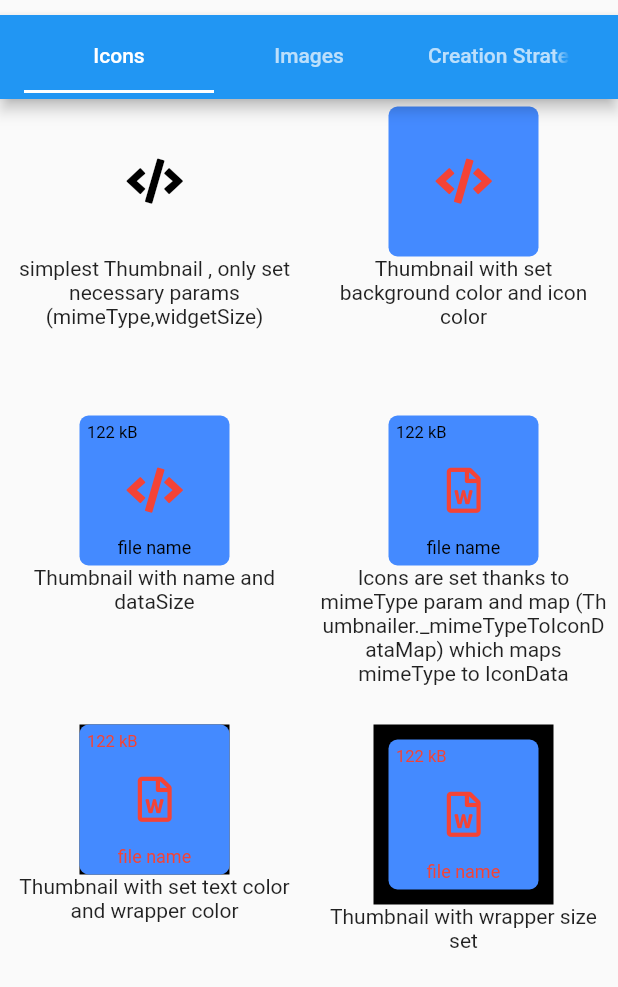
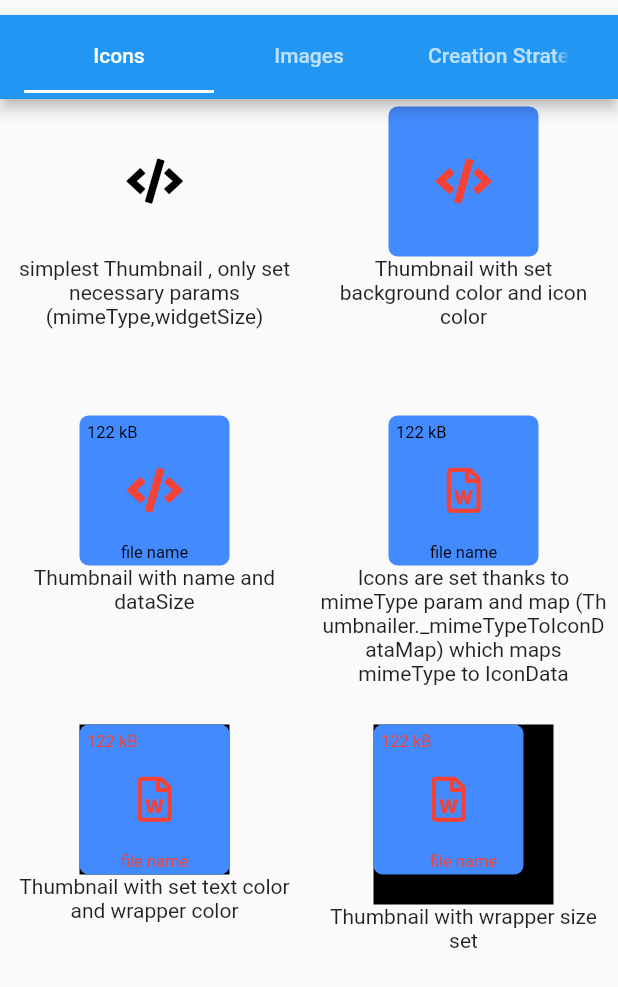
Before and after one commit to 4Q-s-r-o/thumbnailer, a Flutter app: the screen it shows after launch, on a phone screen of 412 x 824 dp. Shown: the top 987 px of the screen. Run offline on Flutter 3.47's test engine with Material 2 defaults, Android fonts, the light colour scheme and no system bars; our stand-ins replace font_awesome_flutter, native_pdf_renderer; missing offline and left inert: spreadsheet_decoder.

Commit message:
Adding the onlyName parameter, modifying the display of the file name

```diff
--- a/lib/thumbnailer.dart
+++ b/lib/thumbnailer.dart
@@ -334,8 +334,8 @@ class Thumbnailer {
 /// strategies in [Thumbnailer._generationStrategies] has to be aware of null value
 class Thumbnail extends StatefulWidget {
   ///constructor
-  const Thumbnail({
-    @required this.mimeType,
+  const Thumbnail(
+      {@required this.mimeType,
       @required this.widgetSize,
       this.dataResolver,
       Key key,
@@ -345,7 +345,8 @@ class Thumbnail extends StatefulWidget {
       this.onlyIcon,
       this.useWaterMark,
       this.useWrapper,
-  }) : super(key: key);
+      this.onlyName})
+      : super(key: key);
 
   /// If non-null, the style to use for this thumbnail.
   final WidgetDecoration decoration;
@@ -373,6 +374,9 @@ class Thumbnail extends StatefulWidget {
 
   /// Should be thumbnail wrapped
   final bool useWrapper;
+
+  /// Show only name for watermark thumbnail
+  final bool onlyName;
 
   @override
   ThumbnailState createState() => ThumbnailState();
@@ -409,10 +413,12 @@ class ThumbnailState extends State<Thumbnail> {
         future: _thumbnailFuture,
         builder: (BuildContext context, AsyncSnapshot<Widget> snapshot) {
           if (snapshot.hasError) {
+            // ignore: only_throw_errors
             throw snapshot.error;
           }
           if (snapshot.connectionState == ConnectionState.done) {
-            return _wrapThumbnail(_applyMetadataWatermark(snapshot.data ?? _createIcon()));
+            return _wrapThumbnail(_applyMetadataWatermark(
+                widget?.onlyName ?? false ? snapshot?.data : snapshot?.data ?? _createIcon()));
           } else {
             return Container(
               child: const Center(child: CircularProgressIndicator()),
@@ -425,7 +431,8 @@ class ThumbnailState extends State<Thumbnail> {
         },
       );
     } else {
-      return _wrapThumbnail(_applyMetadataWatermark(_createIcon()));
+      return _wrapThumbnail(
+          _applyMetadataWatermark(widget?.onlyName ?? false ? null : _createIcon()));
     }
   }
 
@@ -483,8 +490,11 @@ class ThumbnailState extends State<Thumbnail> {
   }
 
   ///Applies watermark (file name and file size) on widget if (widget.useWaterMark ?? true)
+  ///Applies watermark (file name) on widget if (widget.onlyName ?? true)
   ///Positions of name and dataSize are fixed
   Widget _applyMetadataWatermark(Widget thumbnail) {
+    final double heightWidget = widget.widgetSize * (widget?.onlyName ?? false ? 1 : 0.35);
+    final int numberOfLinesInNameWidget = (heightWidget - 5) ~/ 11;
     if (widget.useWaterMark ?? true) {
       return Center(
         child: Stack(
@@ -498,38 +508,65 @@ class ThumbnailState extends State<Thumbnail> {
               ),
               child: thumbnail,
             ),
-            if (widget.name != null)
-              Positioned(
-                bottom: 5,
-                left: 0,
-                right: 0,
-                child: Container(
-                  width: widget.widgetSize,
-                  child: Padding(
-                    padding: const EdgeInsets.only(left: 5, right: 5),
-                    child: Center(
-                      child: Text(
-                        '${widget.name}',
-                        style: TextStyle(
-                          fontSize: 12,
-                          color: widget.decoration?.textColor ?? Colors.black,
-                        ),
-                      ),
-                    ),
-                  ),
-                ),
-              ),
-            if (widget.dataSize != null)
-              Positioned(
-                top: 5,
-                left: 5,
+            Column(
+              children: <Widget>[
+                if (widget.dataSize != null && !(widget?.onlyName ?? false))
+                  Container(
+                    height: heightWidget,
+                    child: Column(
+                      children: <Widget>[
+                        Row(
+                          mainAxisAlignment: MainAxisAlignment.start,
+                          children: <Widget>[
+                            Container(
+                              padding: const EdgeInsets.only(left: 5.0, top: 5.0),
                               child: Text(
                                 '${(widget.dataSize / 1024).floor()} kB',
+                                overflow: TextOverflow.ellipsis,
                                 style: TextStyle(
                                   fontSize: 11,
                                   color: widget.decoration?.textColor ?? Colors.black,
                                 ),
                               ),
+                            ),
+                            Container(),
+                          ],
+                        ),
+                      ],
+                    ),
+                  ),
+                if (!(widget?.onlyName ?? false))
+                  Container(
+                    height: 0.3 * widget.widgetSize,
+                  ),
+                if (widget.name != null)
+                  Container(
+                    height: heightWidget,
+                    child: Container(
+                      padding: const EdgeInsets.only(left: 5.0, right: 5, top: 2, bottom: 3),
+                      height: (numberOfLinesInNameWidget * 11.0) + 5,
+                      child: Column(
+                        mainAxisAlignment: MainAxisAlignment.end,
+                        children: <Widget>[
+                          Text(
+                            '${widget.name}',
+                            maxLines: numberOfLinesInNameWidget,
+                            overflow: TextOverflow.ellipsis,
+                            softWrap: true,
+                            textScaleFactor: 1.0,
+                            style: TextStyle(
+                              color: widget.decoration?.textColor ?? Colors.black,
+                              fontSize: 11,
+                              height: 1,
+                              fontStyle: FontStyle.normal,
+                            ),
+                            textAlign: TextAlign.center,
+                          ),
+                        ],
+                      ),
+                    ),
+                  )
+              ],
             ),
           ],
         ),
```
Also changed, not shown: example/pubspec.lock, pubspec.lock. Lines whose indentation alone changed are shown as unchanged.
